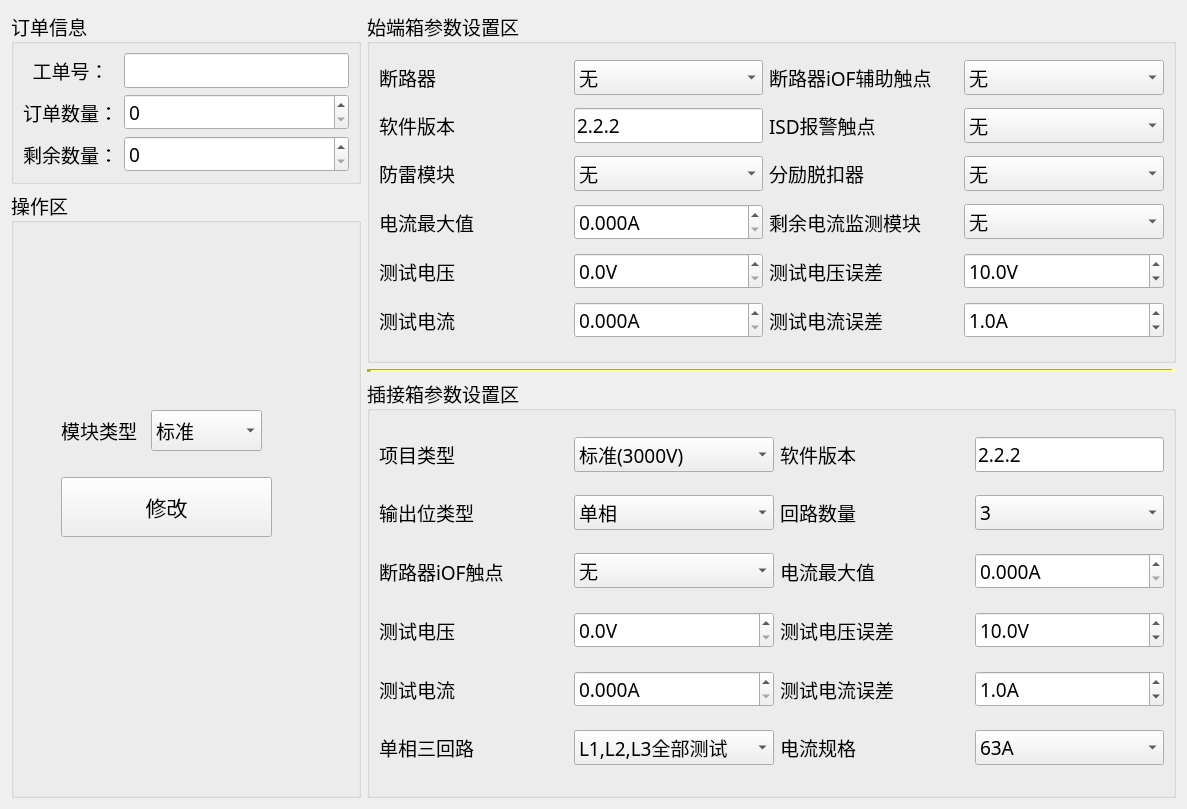
Above: ProductEvalTool/qc-busbar/setups/setting.ui from ChinaClever/ProductEvalTool before the change. Below: the same form after it.
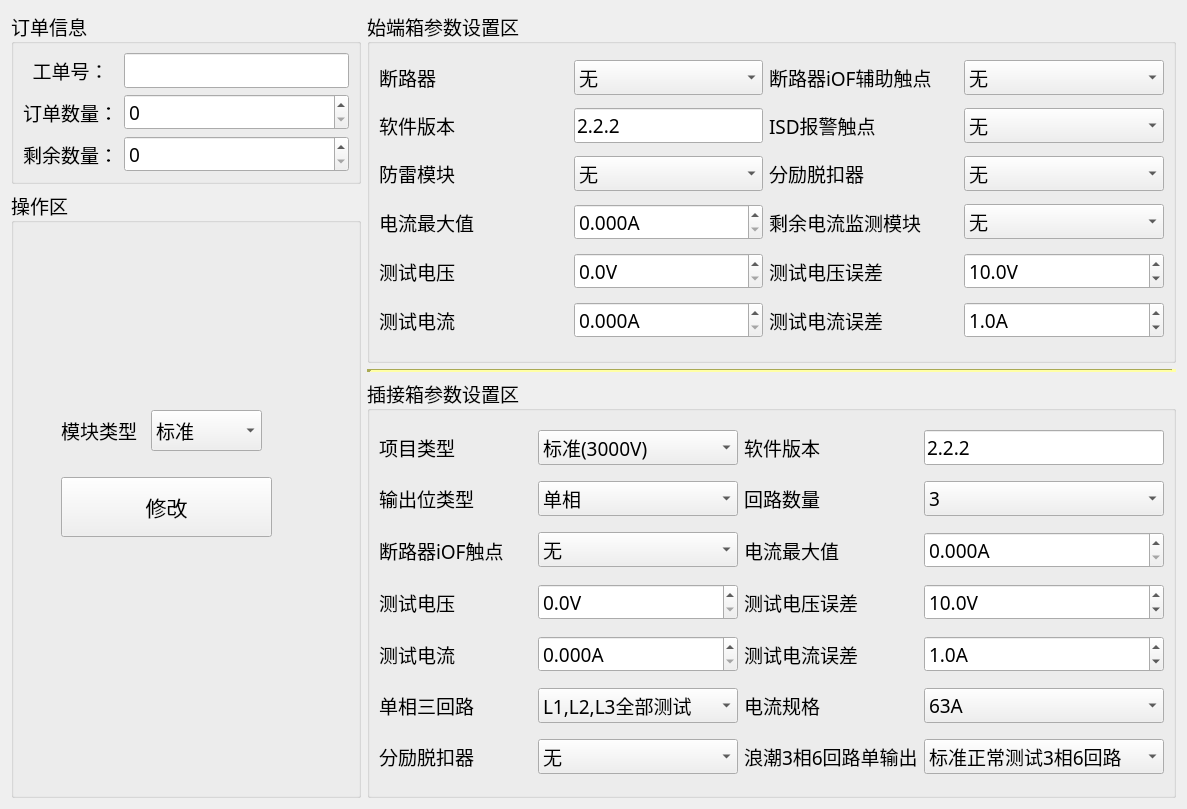
That is the form after the change.

Commit message: 插接箱增加trip，3相6回路单输出测试兼容

```diff
--- a/ProductEvalTool/qc-busbar/setups/setting.ui
+++ b/ProductEvalTool/qc-busbar/setups/setting.ui
@@ -863,6 +863,54 @@
         </item>
        </widget>
       </item>
+      <item row="6" column="0">
+       <widget class="QLabel" name="label_26">
+        <property name="text">
+         <string>分励脱扣器</string>
+        </property>
+        <property name="alignment">
+         <set>Qt::AlignLeading|Qt::AlignLeft|Qt::AlignVCenter</set>
+        </property>
+       </widget>
+      </item>
+      <item row="6" column="1">
+       <widget class="QComboBox" name="tripBox">
+        <item>
+         <property name="text">
+          <string>无</string>
+         </property>
+        </item>
+        <item>
+         <property name="text">
+          <string>配有</string>
+         </property>
+        </item>
+       </widget>
+      </item>
+      <item row="6" column="2">
+       <widget class="QLabel" name="label_30">
+        <property name="text">
+         <string>浪潮3相6回路单输出</string>
+        </property>
+        <property name="alignment">
+         <set>Qt::AlignLeading|Qt::AlignLeft|Qt::AlignVCenter</set>
+        </property>
+       </widget>
+      </item>
+      <item row="6" column="3">
+       <widget class="QComboBox" name="std36SingleBox">
+        <item>
+         <property name="text">
+          <string>标准正常测试3相6回路</string>
+         </property>
+        </item>
+        <item>
+         <property name="text">
+          <string>定制测试3相6回路单输出</string>
+         </property>
+        </item>
+       </widget>
+      </item>
      </layout>
     </widget>
    </item>
```
Left out of the diff: 324 changed lines with no effect on the pictures. The commit also changes 12 other files.
